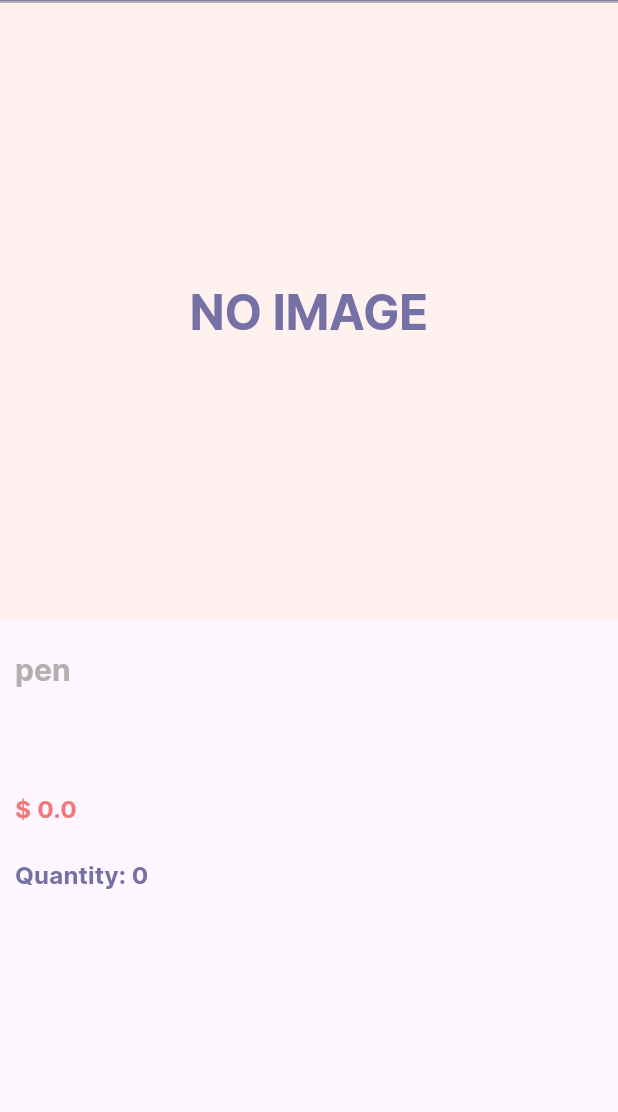
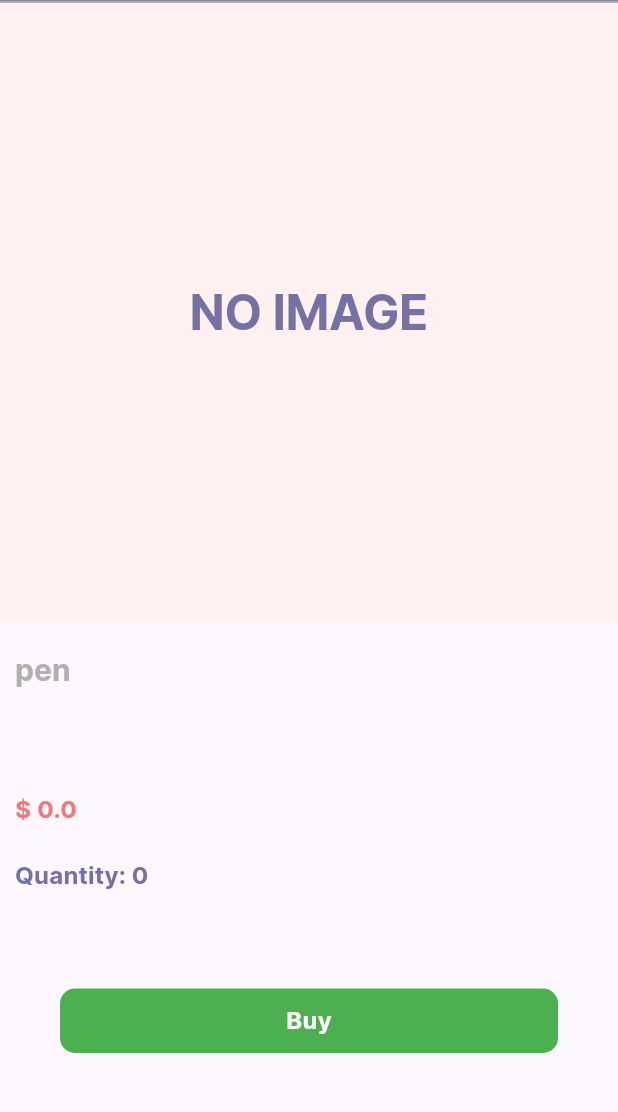
Before and after one commit to karnhao/nullshop, a Flutter app: the ProductInfo screen opened directly with empty values, on a phone screen of 412 x 824 dp, the part 87-1199 px from its top. Run offline on Flutter 3.47's test engine with Material 2 defaults, Android fonts, the phone set to English and light mode, and no system bars; our stand-ins replace cloud_firestore, firebase_auth, firebase_core, firebase_storage, flutter_svg, google_sign_in and 1 more; accounts and stored records are empty.

Commit message:
add button in product info screen

```diff
--- a/lib/screens/product_info.dart
+++ b/lib/screens/product_info.dart
@@ -2,6 +2,8 @@ import 'package:flutter/material.dart';
 import 'package:flutter_svg/flutter_svg.dart';
 import 'package:nullshop/models/product_model.dart';
 import 'package:nullshop/themes/colors.dart';
+import 'package:nullshop/utils/show_snack_bar.dart';
+import 'package:nullshop/widgets/main_btn.dart';
 
 class ProductInfo extends StatefulWidget {
   const ProductInfo({super.key});
@@ -83,7 +85,22 @@ class _ProductInfoState extends State<ProductInfo> {
                   style: Theme.of(context).textTheme.subtitle1),
               const SizedBox(height: 20),
               Text(product.description ?? "",
-                  style: Theme.of(context).textTheme.subtitle1)
+                  style: Theme.of(context).textTheme.subtitle1),
+              const SizedBox(height: 20),
+              InkWell(
+                onTap: () {
+                  showSnackBar(
+                      "Database Service not available. Please wait for future updates.");
+                },
+                child: const MainBtnWidget(
+                    colorBtn: Colors.green,
+                    textBtn: "Buy",
+                    isTransparent: false,
+                    haveIcon: false),
+              ),
+              const SizedBox(
+                height: 20,
+              )
             ],
           ),
         )
```
